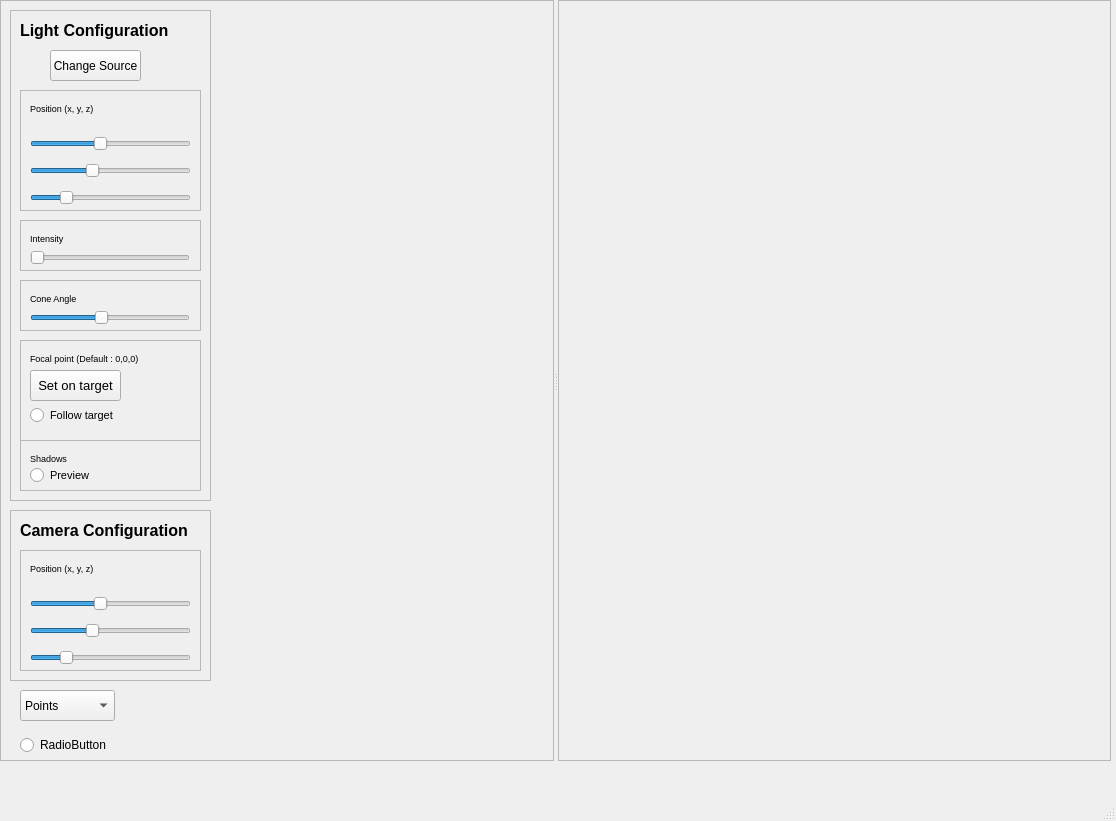
Old version of the form Mini_app_Qt_VTK.ui in the repository Aympab/raytracing-vtk-pyqt.
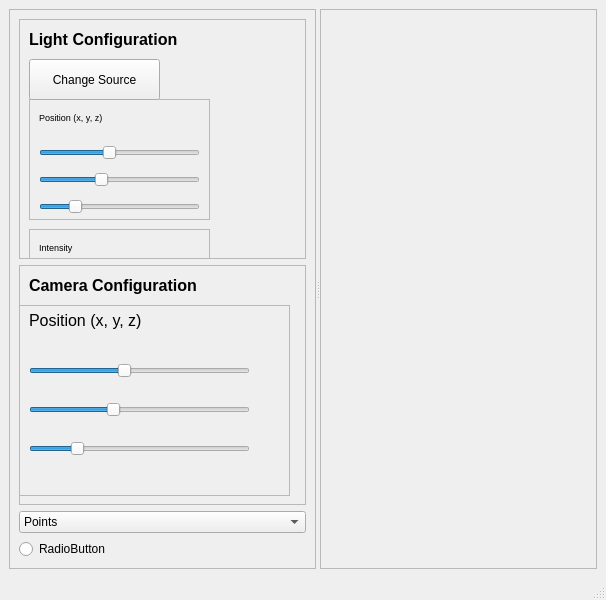
New version of the form.

Commit message: vtk panel resizes

Diff of the .ui file:
```diff
--- a/Mini_app_Qt_VTK.ui
+++ b/Mini_app_Qt_VTK.ui
@@ -6,25 +6,31 @@
    <rect>
     <x>0</x>
     <y>0</y>
-    <width>1116</width>
-    <height>821</height>
+    <width>606</width>
+    <height>600</height>
    </rect>
   </property>
+  <property name="sizePolicy">
+   <sizepolicy hsizetype="Maximum" vsizetype="MinimumExpanding">
+    <horstretch>0</horstretch>
+    <verstretch>0</verstretch>
+   </sizepolicy>
+  </property>
   <property name="windowTitle">
    <string>MainWindow</string>
   </property>
   <widget class="QWidget" name="centralwidget">
+   <property name="sizePolicy">
+    <sizepolicy hsizetype="Expanding" vsizetype="Expanding">
+     <horstretch>0</horstretch>
+     <verstretch>0</verstretch>
+    </sizepolicy>
+   </property>
+   <layout class="QGridLayout" name="gridLayout">
+    <item row="0" column="0">
    <widget class="QSplitter" name="splitter">
-    <property name="geometry">
-     <rect>
-      <x>0</x>
-      <y>0</y>
-      <width>1111</width>
-      <height>761</height>
-     </rect>
-    </property>
     <property name="sizePolicy">
-     <sizepolicy hsizetype="Preferred" vsizetype="Maximum">
+       <sizepolicy hsizetype="Expanding" vsizetype="Expanding">
       <horstretch>0</horstretch>
       <verstretch>0</verstretch>
      </sizepolicy>
@@ -45,59 +51,21 @@
      <enum>Qt::Horizontal</enum>
     </property>
     <widget class="QFrame" name="frame">
+       <property name="sizePolicy">
+        <sizepolicy hsizetype="Preferred" vsizetype="Expanding">
+         <horstretch>0</horstretch>
+         <verstretch>0</verstretch>
+        </sizepolicy>
+       </property>
      <property name="frameShape">
       <enum>QFrame::StyledPanel</enum>
      </property>
      <property name="frameShadow">
       <enum>QFrame::Raised</enum>
      </property>
-     <widget class="QRadioButton" name="radioButton">
-      <property name="geometry">
-       <rect>
-        <x>20</x>
-        <y>730</y>
-        <width>131</width>
-        <height>30</height>
-       </rect>
-      </property>
-      <property name="text">
-       <string>RadioButton</string>
-      </property>
-     </widget>
-     <widget class="QComboBox" name="comboBox">
-      <property name="geometry">
-       <rect>
-        <x>20</x>
-        <y>690</y>
-        <width>95</width>
-        <height>31</height>
-       </rect>
-      </property>
-      <item>
-       <property name="text">
-        <string>Points</string>
-       </property>
-      </item>
-      <item>
-       <property name="text">
-        <string>Wireframe</string>
-       </property>
-      </item>
-      <item>
-       <property name="text">
-        <string>Surface</string>
-       </property>
-      </item>
-     </widget>
+       <layout class="QGridLayout" name="gridLayout_2">
+        <item row="0" column="0">
      <widget class="QFrame" name="frame_2">
-      <property name="geometry">
-       <rect>
-        <x>10</x>
-        <y>10</y>
-        <width>201</width>
-        <height>491</height>
-       </rect>
-      </property>
       <property name="frameShape">
        <enum>QFrame::StyledPanel</enum>
       </property>
@@ -409,10 +377,10 @@
       <widget class="QPushButton" name="saveButton">
        <property name="geometry">
         <rect>
-         <x>40</x>
+             <x>10</x>
          <y>40</y>
-         <width>91</width>
-         <height>31</height>
+             <width>131</width>
+             <height>41</height>
         </rect>
        </property>
        <property name="font">
@@ -483,15 +451,9 @@
        </widget>
       </widget>
      </widget>
+        </item>
+        <item row="1" column="0">
      <widget class="QFrame" name="frame_7">
-      <property name="geometry">
-       <rect>
-        <x>10</x>
-        <y>510</y>
-        <width>201</width>
-        <height>171</height>
-       </rect>
-      </property>
       <property name="frameShape">
        <enum>QFrame::StyledPanel</enum>
       </property>
@@ -521,12 +483,18 @@
       <widget class="QFrame" name="frame_8">
        <property name="geometry">
         <rect>
-         <x>10</x>
+             <x>0</x>
          <y>40</y>
-         <width>181</width>
-         <height>121</height>
-        </rect>
-       </property>
+             <width>271</width>
+             <height>191</height>
+            </rect>
+           </property>
+           <property name="sizePolicy">
+            <sizepolicy hsizetype="Expanding" vsizetype="Expanding">
+             <horstretch>0</horstretch>
+             <verstretch>0</verstretch>
+            </sizepolicy>
+           </property>
        <property name="frameShape">
         <enum>QFrame::StyledPanel</enum>
        </property>
@@ -537,14 +505,14 @@
         <property name="geometry">
          <rect>
           <x>10</x>
-          <y>10</y>
-          <width>71</width>
-          <height>16</height>
+              <y>0</y>
+              <width>141</width>
+              <height>31</height>
          </rect>
         </property>
         <property name="font">
          <font>
-          <pointsize>7</pointsize>
+              <pointsize>12</pointsize>
          </font>
         </property>
         <property name="text">
@@ -556,8 +524,8 @@
          <rect>
           <x>10</x>
           <y>40</y>
-          <width>161</width>
-          <height>81</height>
+              <width>221</width>
+              <height>131</height>
          </rect>
         </property>
         <layout class="QVBoxLayout" name="verticalLayout_2">
@@ -622,8 +590,42 @@
        </widget>
       </widget>
      </widget>
+        </item>
+        <item row="3" column="0">
+         <widget class="QRadioButton" name="radioButton">
+          <property name="text">
+           <string>RadioButton</string>
+          </property>
+         </widget>
+        </item>
+        <item row="2" column="0">
+         <widget class="QComboBox" name="comboBox">
+          <item>
+           <property name="text">
+            <string>Points</string>
+           </property>
+          </item>
+          <item>
+           <property name="text">
+            <string>Wireframe</string>
+           </property>
+          </item>
+          <item>
+           <property name="text">
+            <string>Surface</string>
+           </property>
+          </item>
+         </widget>
+        </item>
+       </layout>
     </widget>
     <widget class="QFrame" name="vtk_panel">
+       <property name="sizePolicy">
+        <sizepolicy hsizetype="Expanding" vsizetype="Expanding">
+         <horstretch>0</horstretch>
+         <verstretch>0</verstretch>
+        </sizepolicy>
+       </property>
      <property name="frameShape">
       <enum>QFrame::StyledPanel</enum>
      </property>
@@ -632,6 +634,8 @@
      </property>
     </widget>
    </widget>
+    </item>
+   </layout>
   </widget>
   <widget class="QMenuBar" name="menubar">
    <property name="geometry">
```
Left out of the diff: 2 changed lines with no effect on the pictures. Lines whose indentation alone changed are shown as unchanged. The commit also changes 1 other file.
